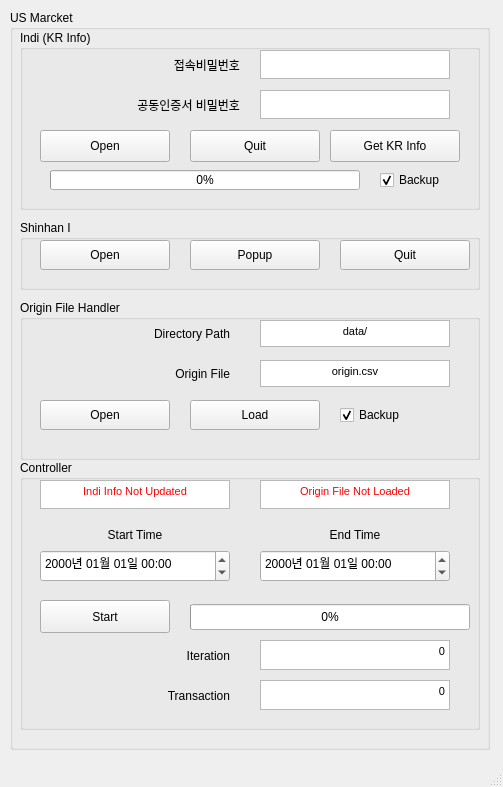
Qt form pm/templates/main.ui (LeoHNLee/portfolio_manager) before a commit.
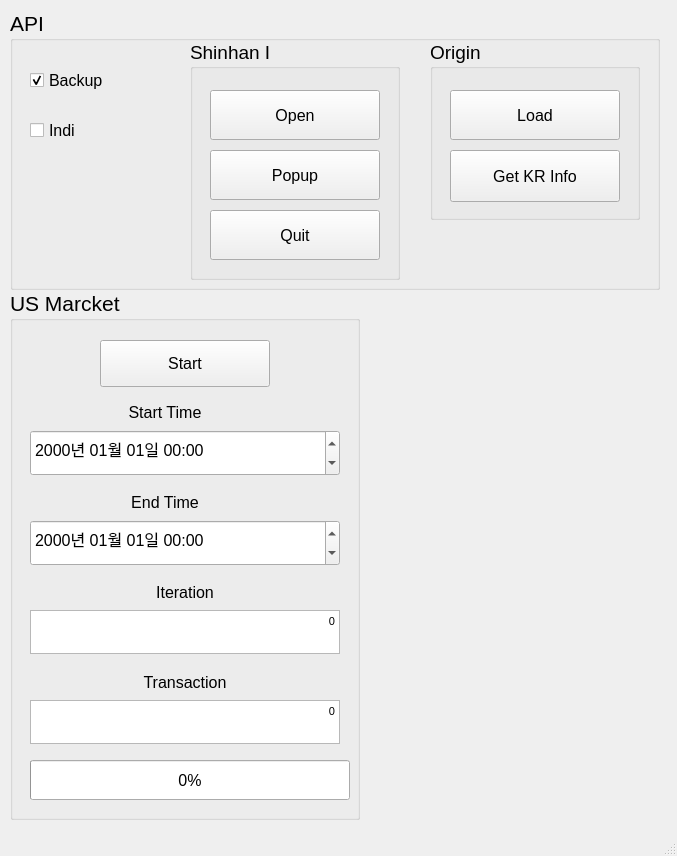
The same form after that commit.

Commit message: [dev] indi open, close & view

Diff of the .ui file:
```diff
--- a/pm/templates/main.ui
+++ b/pm/templates/main.ui
@@ -2,12 +2,15 @@
 <ui version="4.0">
  <class>PM</class>
  <widget class="QMainWindow" name="PM">
+  <property name="enabled">
+   <bool>true</bool>
+  </property>
   <property name="geometry">
    <rect>
     <x>0</x>
     <y>0</y>
-    <width>503</width>
-    <height>787</height>
+    <width>677</width>
+    <height>856</height>
    </rect>
   </property>
   <property name="windowTitle">
@@ -19,202 +22,227 @@
      <rect>
       <x>10</x>
       <y>10</y>
-      <width>480</width>
-      <height>740</height>
+      <width>650</width>
+      <height>280</height>
      </rect>
     </property>
+    <property name="font">
+     <font>
+      <pointsize>16</pointsize>
+     </font>
+    </property>
     <property name="title">
-     <string>US Marcket</string>
+     <string>API</string>
     </property>
-    <widget class="QGroupBox" name="groupBox_3">
+    <widget class="QCheckBox" name="APIIndi_cb">
+     <property name="enabled">
+      <bool>true</bool>
+     </property>
      <property name="geometry">
       <rect>
-       <x>10</x>
-       <y>20</y>
-       <width>460</width>
+       <x>20</x>
+       <y>100</y>
+       <width>140</width>
+       <height>40</height>
+      </rect>
+     </property>
+     <property name="font">
+      <font>
+       <pointsize>12</pointsize>
+      </font>
+     </property>
+     <property name="acceptDrops">
+      <bool>false</bool>
+     </property>
+     <property name="text">
+      <string>Indi</string>
+     </property>
+     <property name="checkable">
+      <bool>true</bool>
+     </property>
+    </widget>
+    <widget class="QCheckBox" name="APIBackup_cb">
+     <property name="geometry">
+      <rect>
+       <x>20</x>
+       <y>50</y>
+       <width>140</width>
+       <height>40</height>
+      </rect>
+     </property>
+     <property name="font">
+      <font>
+       <pointsize>12</pointsize>
+      </font>
+     </property>
+     <property name="mouseTracking">
+      <bool>true</bool>
+     </property>
+     <property name="text">
+      <string>Backup</string>
+     </property>
+     <property name="checked">
+      <bool>true</bool>
+     </property>
+    </widget>
+    <widget class="QGroupBox" name="ShinhanI">
+     <property name="geometry">
+      <rect>
+       <x>180</x>
+       <y>30</y>
+       <width>210</width>
+       <height>240</height>
+      </rect>
+     </property>
+     <property name="font">
+      <font>
+       <pointsize>14</pointsize>
+      </font>
+     </property>
+     <property name="title">
+      <string>Shinhan I</string>
+     </property>
+     <widget class="QPushButton" name="APISHIOpen_pb">
+      <property name="geometry">
+       <rect>
+        <x>20</x>
+        <y>50</y>
+        <width>170</width>
+        <height>50</height>
+       </rect>
+      </property>
+      <property name="font">
+       <font>
+        <pointsize>12</pointsize>
+       </font>
+      </property>
+      <property name="text">
+       <string>Open</string>
+      </property>
+     </widget>
+     <widget class="QPushButton" name="APISHIPopup_pb">
+      <property name="geometry">
+       <rect>
+        <x>20</x>
+        <y>110</y>
+        <width>170</width>
+        <height>50</height>
+       </rect>
+      </property>
+      <property name="font">
+       <font>
+        <pointsize>12</pointsize>
+       </font>
+      </property>
+      <property name="text">
+       <string>Popup</string>
+      </property>
+     </widget>
+     <widget class="QPushButton" name="APISHIQuit_pb">
+      <property name="geometry">
+       <rect>
+        <x>20</x>
+        <y>170</y>
+        <width>170</width>
+        <height>50</height>
+       </rect>
+      </property>
+      <property name="font">
+       <font>
+        <pointsize>12</pointsize>
+       </font>
+      </property>
+      <property name="text">
+       <string>Quit</string>
+      </property>
+     </widget>
+    </widget>
+    <widget class="QGroupBox" name="Origin">
+     <property name="geometry">
+      <rect>
+       <x>420</x>
+       <y>30</y>
+       <width>210</width>
        <height>180</height>
       </rect>
      </property>
+     <property name="font">
+      <font>
+       <pointsize>14</pointsize>
+      </font>
+     </property>
      <property name="title">
-      <string>Indi (KR Info)</string>
+      <string>Origin</string>
      </property>
-     <widget class="QPushButton" name="USIndiOpen_pb">
+     <widget class="QPushButton" name="APIOriginLoad_pb">
       <property name="geometry">
        <rect>
         <x>20</x>
-        <y>100</y>
-        <width>130</width>
-        <height>32</height>
+        <y>50</y>
+        <width>170</width>
+        <height>50</height>
        </rect>
       </property>
+      <property name="font">
+       <font>
+        <pointsize>12</pointsize>
+       </font>
+      </property>
       <property name="text">
-       <string>Open</string>
+       <string>Load</string>
       </property>
      </widget>
-     <widget class="QPushButton" name="USIndiGet_pb">
+     <widget class="QPushButton" name="APIOriginGet_pb">
       <property name="geometry">
        <rect>
-        <x>310</x>
-        <y>100</y>
-        <width>130</width>
-        <height>32</height>
+        <x>20</x>
+        <y>110</y>
+        <width>170</width>
+        <height>52</height>
        </rect>
       </property>
+      <property name="font">
+       <font>
+        <pointsize>12</pointsize>
+       </font>
+      </property>
       <property name="text">
        <string>Get KR Info</string>
       </property>
      </widget>
-     <widget class="QTextEdit" name="textEdit">
-      <property name="geometry">
-       <rect>
-        <x>240</x>
-        <y>20</y>
-        <width>190</width>
-        <height>29</height>
-       </rect>
-      </property>
-      <property name="verticalScrollBarPolicy">
-       <enum>Qt::ScrollBarAlwaysOff</enum>
-      </property>
-      <property name="horizontalScrollBarPolicy">
-       <enum>Qt::ScrollBarAlwaysOff</enum>
-      </property>
-      <property name="undoRedoEnabled">
-       <bool>true</bool>
-      </property>
-      <property name="html">
-       <string>&lt;!DOCTYPE HTML PUBLIC &quot;-//W3C//DTD HTML 4.0//EN&quot; &quot;http://www.w3.org/TR/REC-html40/strict.dtd&quot;&gt;
-&lt;html&gt;&lt;head&gt;&lt;meta name=&quot;qrichtext&quot; content=&quot;1&quot; /&gt;&lt;style type=&quot;text/css&quot;&gt;
-p, li { white-space: pre-wrap; }
-&lt;/style&gt;&lt;/head&gt;&lt;body style=&quot; font-family:'MS Shell Dlg 2'; font-size:8pt; font-weight:400; font-style:normal;&quot;&gt;
-&lt;p style=&quot;-qt-paragraph-type:empty; margin-top:0px; margin-bottom:0px; margin-left:0px; margin-right:0px; -qt-block-indent:0; text-indent:0px;&quot;&gt;&lt;br /&gt;&lt;/p&gt;&lt;/body&gt;&lt;/html&gt;</string>
-      </property>
-      <property name="acceptRichText">
-       <bool>true</bool>
-      </property>
-     </widget>
-     <widget class="QLabel" name="label_5">
-      <property name="geometry">
-       <rect>
-        <x>30</x>
-        <y>20</y>
-        <width>190</width>
-        <height>30</height>
-       </rect>
-      </property>
-      <property name="text">
-       <string>접속비밀번호</string>
-      </property>
-      <property name="alignment">
-       <set>Qt::AlignRight|Qt::AlignTrailing|Qt::AlignVCenter</set>
-      </property>
-     </widget>
-     <widget class="QLabel" name="label_6">
-      <property name="geometry">
-       <rect>
-        <x>30</x>
-        <y>60</y>
-        <width>190</width>
-        <height>30</height>
-       </rect>
-      </property>
-      <property name="text">
-       <string>공동인증서 비밀번호</string>
-      </property>
-      <property name="alignment">
-       <set>Qt::AlignRight|Qt::AlignTrailing|Qt::AlignVCenter</set>
-      </property>
-     </widget>
-     <widget class="QTextEdit" name="textEdit_2">
-      <property name="geometry">
-       <rect>
-        <x>240</x>
-        <y>60</y>
-        <width>190</width>
-        <height>29</height>
-       </rect>
-      </property>
-      <property name="verticalScrollBarPolicy">
-       <enum>Qt::ScrollBarAlwaysOff</enum>
-      </property>
-      <property name="horizontalScrollBarPolicy">
-       <enum>Qt::ScrollBarAlwaysOff</enum>
-      </property>
-      <property name="html">
-       <string>&lt;!DOCTYPE HTML PUBLIC &quot;-//W3C//DTD HTML 4.0//EN&quot; &quot;http://www.w3.org/TR/REC-html40/strict.dtd&quot;&gt;
-&lt;html&gt;&lt;head&gt;&lt;meta name=&quot;qrichtext&quot; content=&quot;1&quot; /&gt;&lt;style type=&quot;text/css&quot;&gt;
-p, li { white-space: pre-wrap; }
-&lt;/style&gt;&lt;/head&gt;&lt;body style=&quot; font-family:'MS Shell Dlg 2'; font-size:8pt; font-weight:400; font-style:normal;&quot;&gt;
-&lt;p style=&quot;-qt-paragraph-type:empty; margin-top:0px; margin-bottom:0px; margin-left:0px; margin-right:0px; -qt-block-indent:0; text-indent:0px;&quot;&gt;&lt;br /&gt;&lt;/p&gt;&lt;/body&gt;&lt;/html&gt;</string>
-      </property>
-     </widget>
-     <widget class="QPushButton" name="USIndiQuit_pb">
-      <property name="geometry">
-       <rect>
-        <x>170</x>
-        <y>100</y>
-        <width>130</width>
-        <height>32</height>
-       </rect>
-      </property>
-      <property name="text">
-       <string>Quit</string>
-      </property>
-     </widget>
-     <widget class="QCheckBox" name="USIndiGetBackup_cb">
-      <property name="geometry">
-       <rect>
-        <x>360</x>
-        <y>140</y>
-        <width>80</width>
-        <height>20</height>
-       </rect>
-      </property>
-      <property name="mouseTracking">
-       <bool>true</bool>
-      </property>
-      <property name="text">
-       <string>Backup</string>
-      </property>
-      <property name="checked">
-       <bool>true</bool>
-      </property>
-     </widget>
-     <widget class="QProgressBar" name="USIndiGet_pbar">
-      <property name="geometry">
-       <rect>
-        <x>30</x>
-        <y>140</y>
-        <width>310</width>
-        <height>20</height>
-       </rect>
-      </property>
-      <property name="value">
-       <number>0</number>
-      </property>
-     </widget>
-    </widget>
-    <widget class="QGroupBox" name="groupBox_4">
+    </widget>
+   </widget>
+   <widget class="QGroupBox" name="US">
      <property name="geometry">
       <rect>
        <x>10</x>
-       <y>450</y>
-       <width>460</width>
-       <height>270</height>
-      </rect>
-     </property>
+      <y>290</y>
+      <width>350</width>
+      <height>530</height>
+     </rect>
+    </property>
+    <property name="font">
+     <font>
+      <pointsize>16</pointsize>
+     </font>
+    </property>
      <property name="title">
-      <string>Controller</string>
+     <string>US Marcket</string>
      </property>
      <widget class="QLabel" name="label_4">
       <property name="geometry">
        <rect>
-        <x>240</x>
-        <y>60</y>
-        <width>190</width>
-        <height>30</height>
-       </rect>
-      </property>
+       <x>20</x>
+       <y>190</y>
+       <width>270</width>
+       <height>44</height>
+      </rect>
+     </property>
+     <property name="font">
+      <font>
+       <pointsize>12</pointsize>
+      </font>
+     </property>
       <property name="text">
        <string>End Time</string>
       </property>
@@ -225,15 +253,20 @@
        <bool>false</bool>
       </property>
      </widget>
-     <widget class="QDateTimeEdit" name="USCntrStartTime_dt">
+    <widget class="QDateTimeEdit" name="USStartTime_dt">
       <property name="geometry">
        <rect>
         <x>20</x>
-        <y>90</y>
-        <width>190</width>
-        <height>32</height>
-       </rect>
-      </property>
+       <y>140</y>
+       <width>310</width>
+       <height>46</height>
+      </rect>
+     </property>
+     <property name="font">
+      <font>
+       <pointsize>12</pointsize>
+      </font>
+     </property>
       <property name="dateTime">
        <datetime>
         <hour>0</hour>
@@ -248,28 +281,38 @@
        <string>yyyy년 MM월 dd일 hh:mm</string>
       </property>
      </widget>
-     <widget class="QDateTimeEdit" name="USCntrEndTime_dt">
+    <widget class="QDateTimeEdit" name="USEndTime_dt">
       <property name="geometry">
        <rect>
-        <x>240</x>
-        <y>90</y>
-        <width>190</width>
-        <height>32</height>
-       </rect>
-      </property>
+       <x>20</x>
+       <y>230</y>
+       <width>310</width>
+       <height>46</height>
+      </rect>
+     </property>
+     <property name="font">
+      <font>
+       <pointsize>12</pointsize>
+      </font>
+     </property>
       <property name="displayFormat">
        <string>yyyy년 MM월 dd일 hh:mm</string>
       </property>
      </widget>
-     <widget class="QPushButton" name="USCntrStart_pb">
+    <widget class="QPushButton" name="USStart_pb">
       <property name="geometry">
        <rect>
-        <x>20</x>
-        <y>140</y>
-        <width>130</width>
-        <height>33</height>
-       </rect>
-      </property>
+       <x>90</x>
+       <y>50</y>
+       <width>170</width>
+       <height>47</height>
+      </rect>
+     </property>
+     <property name="font">
+      <font>
+       <pointsize>12</pointsize>
+      </font>
+     </property>
       <property name="text">
        <string>Start</string>
       </property>
@@ -278,11 +321,16 @@
       <property name="geometry">
        <rect>
         <x>20</x>
-        <y>60</y>
-        <width>190</width>
-        <height>30</height>
-       </rect>
-      </property>
+       <y>100</y>
+       <width>270</width>
+       <height>44</height>
+      </rect>
+     </property>
+     <property name="font">
+      <font>
+       <pointsize>12</pointsize>
+      </font>
+     </property>
       <property name="text">
        <string>Start Time</string>
       </property>
@@ -297,125 +345,76 @@
       <property name="geometry">
        <rect>
         <x>20</x>
-        <y>180</y>
-        <width>190</width>
-        <height>31</height>
-       </rect>
-      </property>
+       <y>280</y>
+       <width>310</width>
+       <height>45</height>
+      </rect>
+     </property>
+     <property name="font">
+      <font>
+       <pointsize>12</pointsize>
+      </font>
+     </property>
       <property name="text">
        <string>Iteration</string>
       </property>
       <property name="alignment">
-       <set>Qt::AlignRight|Qt::AlignTrailing|Qt::AlignVCenter</set>
+      <set>Qt::AlignCenter</set>
       </property>
      </widget>
      <widget class="QLabel" name="label_12">
       <property name="geometry">
        <rect>
         <x>20</x>
-        <y>220</y>
-        <width>190</width>
-        <height>31</height>
-       </rect>
-      </property>
+       <y>370</y>
+       <width>310</width>
+       <height>45</height>
+      </rect>
+     </property>
+     <property name="font">
+      <font>
+       <pointsize>12</pointsize>
+      </font>
+     </property>
       <property name="text">
        <string>Transaction</string>
       </property>
       <property name="alignment">
-       <set>Qt::AlignRight|Qt::AlignTrailing|Qt::AlignVCenter</set>
-      </property>
-     </widget>
-     <widget class="QProgressBar" name="USCntr_pbar">
+      <set>Qt::AlignCenter</set>
+     </property>
+    </widget>
+    <widget class="QProgressBar" name="US_pbar">
       <property name="geometry">
        <rect>
-        <x>170</x>
-        <y>144</y>
-        <width>280</width>
-        <height>26</height>
-       </rect>
-      </property>
+       <x>20</x>
+       <y>470</y>
+       <width>320</width>
+       <height>40</height>
+      </rect>
+     </property>
+     <property name="font">
+      <font>
+       <pointsize>12</pointsize>
+      </font>
+     </property>
       <property name="value">
        <number>0</number>
       </property>
      </widget>
-     <widget class="QTextBrowser" name="USCntrIter_tb">
+    <widget class="QTextBrowser" name="USIter_tb">
       <property name="geometry">
        <rect>
-        <x>240</x>
-        <y>180</y>
-        <width>190</width>
-        <height>30</height>
-       </rect>
-      </property>
-      <property name="verticalScrollBarPolicy">
-       <enum>Qt::ScrollBarAlwaysOff</enum>
-      </property>
-      <property name="horizontalScrollBarPolicy">
-       <enum>Qt::ScrollBarAlwaysOff</enum>
-      </property>
-      <property name="html">
-       <string>&lt;!DOCTYPE HTML PUBLIC &quot;-//W3C//DTD HTML 4.0//EN&quot; &quot;http://www.w3.org/TR/REC-html40/strict.dtd&quot;&gt;
-&lt;html&gt;&lt;head&gt;&lt;meta name=&quot;qrichtext&quot; content=&quot;1&quot; /&gt;&lt;style type=&quot;text/css&quot;&gt;
-p, li { white-space: pre-wrap; }
-&lt;/style&gt;&lt;/head&gt;&lt;body style=&quot; font-family:'MS Shell Dlg 2'; font-size:8pt; font-weight:400; font-style:normal;&quot;&gt;
-&lt;p align=&quot;right&quot; style=&quot; margin-top:0px; margin-bottom:0px; margin-left:0px; margin-right:0px; -qt-block-indent:0; text-indent:0px;&quot;&gt;0&lt;/p&gt;&lt;/body&gt;&lt;/html&gt;</string>
-      </property>
-     </widget>
-     <widget class="QTextBrowser" name="USCntrTrans_tb">
-      <property name="geometry">
-       <rect>
-        <x>240</x>
-        <y>220</y>
-        <width>190</width>
-        <height>30</height>
-       </rect>
-      </property>
-      <property name="verticalScrollBarPolicy">
-       <enum>Qt::ScrollBarAlwaysOff</enum>
-      </property>
-      <property name="horizontalScrollBarPolicy">
-       <enum>Qt::ScrollBarAlwaysOff</enum>
-      </property>
-      <property name="html">
-       <string>&lt;!DOCTYPE HTML PUBLIC &quot;-//W3C//DTD HTML 4.0//EN&quot; &quot;http://www.w3.org/TR/REC-html40/strict.dtd&quot;&gt;
-&lt;html&gt;&lt;head&gt;&lt;meta name=&quot;qrichtext&quot; content=&quot;1&quot; /&gt;&lt;style type=&quot;text/css&quot;&gt;
-p, li { white-space: pre-wrap; }
-&lt;/style&gt;&lt;/head&gt;&lt;body style=&quot; font-family:'MS Shell Dlg 2'; font-size:8pt; font-weight:400; font-style:normal;&quot;&gt;
-&lt;p align=&quot;right&quot; style=&quot; margin-top:0px; margin-bottom:0px; margin-left:0px; margin-right:0px; -qt-block-indent:0; text-indent:0px;&quot;&gt;0&lt;/p&gt;&lt;/body&gt;&lt;/html&gt;</string>
-      </property>
-     </widget>
-     <widget class="QTextEdit" name="USCntrIndiStatus_tb">
-      <property name="geometry">
-       <rect>
         <x>20</x>
-        <y>20</y>
-        <width>190</width>
-        <height>29</height>
-       </rect>
-      </property>
-      <property name="verticalScrollBarPolicy">
-       <enum>Qt::ScrollBarAlwaysOff</enum>
-      </property>
-      <property name="horizontalScrollBarPolicy">
-       <enum>Qt::ScrollBarAlwaysOff</enum>
-      </property>
-      <property name="html">
-       <string>&lt;!DOCTYPE HTML PUBLIC &quot;-//W3C//DTD HTML 4.0//EN&quot; &quot;http://www.w3.org/TR/REC-html40/strict.dtd&quot;&gt;
-&lt;html&gt;&lt;head&gt;&lt;meta name=&quot;qrichtext&quot; content=&quot;1&quot; /&gt;&lt;style type=&quot;text/css&quot;&gt;
-p, li { white-space: pre-wrap; }
-&lt;/style&gt;&lt;/head&gt;&lt;body style=&quot; font-family:'MS Shell Dlg 2'; font-size:8pt; font-weight:400; font-style:normal;&quot;&gt;
-&lt;p align=&quot;center&quot; style=&quot; margin-top:0px; margin-bottom:0px; margin-left:0px; margin-right:0px; -qt-block-indent:0; text-indent:0px;&quot;&gt;&lt;span style=&quot; color:#ff0000;&quot;&gt;Indi Info Not Updated&lt;/span&gt;&lt;/p&gt;&lt;/body&gt;&lt;/html&gt;</string>
-      </property>
-     </widget>
-     <widget class="QTextEdit" name="USCntrOriginStatus_tb">
-      <property name="geometry">
-       <rect>
-        <x>240</x>
-        <y>20</y>
-        <width>190</width>
-        <height>29</height>
-       </rect>
-      </property>
+       <y>320</y>
+       <width>310</width>
+       <height>44</height>
+      </rect>
+     </property>
+     <property name="font">
+      <font>
+       <pointsize>12</pointsize>
+      </font>
+     </property>
       <property name="verticalScrollBarPolicy">
        <enum>Qt::ScrollBarAlwaysOff</enum>
       </property>
@@ -426,84 +425,24 @@
        <string>&lt;!DOCTYPE HTML PUBLIC &quot;-//W3C//DTD HTML 4.0//EN&quot; &quot;http://www.w3.org/TR/REC-html40/strict.dtd&quot;&gt;
 &lt;html&gt;&lt;head&gt;&lt;meta name=&quot;qrichtext&quot; content=&quot;1&quot; /&gt;&lt;style type=&quot;text/css&quot;&gt;
 p, li { white-space: pre-wrap; }
-&lt;/style&gt;&lt;/head&gt;&lt;body style=&quot; font-family:'MS Shell Dlg 2'; font-size:8pt; font-weight:400; font-style:normal;&quot;&gt;
-&lt;p align=&quot;center&quot; style=&quot; margin-top:0px; margin-bottom:0px; margin-left:0px; margin-right:0px; -qt-block-indent:0; text-indent:0px;&quot;&gt;&lt;span style=&quot; color:#ff0000;&quot;&gt;Origin File Not Loaded&lt;/span&gt;&lt;/p&gt;&lt;/body&gt;&lt;/html&gt;</string>
-      </property>
-     </widget>
-    </widget>
-    <widget class="QGroupBox" name="groupBox_5">
+&lt;/style&gt;&lt;/head&gt;&lt;body style=&quot; font-family:'MS Shell Dlg 2'; font-size:12pt; font-weight:400; font-style:normal;&quot;&gt;
+&lt;p align=&quot;right&quot; style=&quot; margin-top:0px; margin-bottom:0px; margin-left:0px; margin-right:0px; -qt-block-indent:0; text-indent:0px;&quot;&gt;&lt;span style=&quot; font-size:8pt;&quot;&gt;0&lt;/span&gt;&lt;/p&gt;&lt;/body&gt;&lt;/html&gt;</string>
+     </property>
+    </widget>
+    <widget class="QTextBrowser" name="USTrans_tb">
      <property name="geometry">
       <rect>
-       <x>10</x>
-       <y>210</y>
-       <width>460</width>
-       <height>70</height>
-      </rect>
-     </property>
-     <property name="title">
-      <string>Shinhan I</string>
-     </property>
-     <widget class="QPushButton" name="USSHIOpen_pb">
-      <property name="geometry">
-       <rect>
         <x>20</x>
-        <y>20</y>
-        <width>130</width>
-        <height>30</height>
-       </rect>
-      </property>
-      <property name="text">
-       <string>Open</string>
-      </property>
-     </widget>
-     <widget class="QPushButton" name="USSHIQuit_pb">
-      <property name="geometry">
-       <rect>
-        <x>320</x>
-        <y>20</y>
-        <width>130</width>
-        <height>30</height>
-       </rect>
-      </property>
-      <property name="text">
-       <string>Quit</string>
-      </property>
-     </widget>
-     <widget class="QPushButton" name="USSHIPoupu_pb">
-      <property name="geometry">
-       <rect>
-        <x>170</x>
-        <y>20</y>
-        <width>130</width>
-        <height>30</height>
-       </rect>
-      </property>
-      <property name="text">
-       <string>Popup</string>
-      </property>
-     </widget>
-    </widget>
-    <widget class="QGroupBox" name="groupBox_6">
-     <property name="geometry">
-      <rect>
-       <x>10</x>
-       <y>290</y>
-       <width>460</width>
-       <height>160</height>
-      </rect>
-     </property>
-     <property name="title">
-      <string>Origin File Handler</string>
-     </property>
-     <widget class="QTextEdit" name="USOriginDir_tb">
-      <property name="geometry">
-       <rect>
-        <x>240</x>
-        <y>20</y>
-        <width>190</width>
-        <height>27</height>
-       </rect>
-      </property>
+       <y>410</y>
+       <width>310</width>
+       <height>44</height>
+      </rect>
+     </property>
+     <property name="font">
+      <font>
+       <pointsize>12</pointsize>
+      </font>
+     </property>
       <property name="verticalScrollBarPolicy">
        <enum>Qt::ScrollBarAlwaysOff</enum>
       </property>
@@ -514,110 +453,9 @@
        <string>&lt;!DOCTYPE HTML PUBLIC &quot;-//W3C//DTD HTML 4.0//EN&quot; &quot;http://www.w3.org/TR/REC-html40/strict.dtd&quot;&gt;
 &lt;html&gt;&lt;head&gt;&lt;meta name=&quot;qrichtext&quot; content=&quot;1&quot; /&gt;&lt;style type=&quot;text/css&quot;&gt;
 p, li { white-space: pre-wrap; }
-&lt;/style&gt;&lt;/head&gt;&lt;body style=&quot; font-family:'MS Shell Dlg 2'; font-size:8pt; font-weight:400; font-style:normal;&quot;&gt;
-&lt;p align=&quot;center&quot; style=&quot; margin-top:0px; margin-bottom:0px; margin-left:0px; margin-right:0px; -qt-block-indent:0; text-indent:0px;&quot;&gt;data/&lt;/p&gt;&lt;/body&gt;&lt;/html&gt;</string>
-      </property>
-     </widget>
-     <widget class="QTextEdit" name="USOriginFile_tb">
-      <property name="geometry">
-       <rect>
-        <x>240</x>
-        <y>60</y>
-        <width>190</width>
-        <height>27</height>
-       </rect>
-      </property>
-      <property name="verticalScrollBarPolicy">
-       <enum>Qt::ScrollBarAlwaysOff</enum>
-      </property>
-      <property name="horizontalScrollBarPolicy">
-       <enum>Qt::ScrollBarAlwaysOff</enum>
-      </property>
-      <property name="html">
-       <string>&lt;!DOCTYPE HTML PUBLIC &quot;-//W3C//DTD HTML 4.0//EN&quot; &quot;http://www.w3.org/TR/REC-html40/strict.dtd&quot;&gt;
-&lt;html&gt;&lt;head&gt;&lt;meta name=&quot;qrichtext&quot; content=&quot;1&quot; /&gt;&lt;style type=&quot;text/css&quot;&gt;
-p, li { white-space: pre-wrap; }
-&lt;/style&gt;&lt;/head&gt;&lt;body style=&quot; font-family:'MS Shell Dlg 2'; font-size:8pt; font-weight:400; font-style:normal;&quot;&gt;
-&lt;p align=&quot;center&quot; style=&quot; margin-top:0px; margin-bottom:0px; margin-left:0px; margin-right:0px; -qt-block-indent:0; text-indent:0px;&quot;&gt;origin.csv&lt;/p&gt;&lt;/body&gt;&lt;/html&gt;</string>
-      </property>
-     </widget>
-     <widget class="QPushButton" name="USOriginFileOpen_pb">
-      <property name="geometry">
-       <rect>
-        <x>20</x>
-        <y>100</y>
-        <width>130</width>
-        <height>30</height>
-       </rect>
-      </property>
-      <property name="text">
-       <string>Open</string>
-      </property>
-     </widget>
-     <widget class="QLabel" name="USOriginDir_lb">
-      <property name="geometry">
-       <rect>
-        <x>20</x>
-        <y>20</y>
-        <width>190</width>
-        <height>28</height>
-       </rect>
-      </property>
-      <property name="text">
-       <string>Directory Path</string>
-      </property>
-      <property name="alignment">
-       <set>Qt::AlignRight|Qt::AlignTrailing|Qt::AlignVCenter</set>
-      </property>
-     </widget>
-     <widget class="QLabel" name="label_9">
-      <property name="geometry">
-       <rect>
-        <x>20</x>
-        <y>60</y>
-        <width>190</width>
-        <height>28</height>
-       </rect>
-      </property>
-      <property name="text">
-       <string>Origin File</string>
-      </property>
-      <property name="alignment">
-       <set>Qt::AlignRight|Qt::AlignTrailing|Qt::AlignVCenter</set>
-      </property>
-     </widget>
-     <widget class="QPushButton" name="USOriginFileLoad_pb">
-      <property name="geometry">
-       <rect>
-        <x>170</x>
-        <y>100</y>
-        <width>130</width>
-        <height>30</height>
-       </rect>
-      </property>
-      <property name="text">
-       <string>Load</string>
-      </property>
-     </widget>
-     <widget class="QCheckBox" name="USOriginShowBackup_cb">
-      <property name="geometry">
-       <rect>
-        <x>320</x>
-        <y>100</y>
-        <width>100</width>
-        <height>30</height>
-       </rect>
-      </property>
-      <property name="mouseTracking">
-       <bool>true</bool>
-      </property>
-      <property name="text">
-       <string>Backup</string>
-      </property>
-      <property name="checked">
-       <bool>true</bool>
-      </property>
-     </widget>
+&lt;/style&gt;&lt;/head&gt;&lt;body style=&quot; font-family:'MS Shell Dlg 2'; font-size:12pt; font-weight:400; font-style:normal;&quot;&gt;
+&lt;p align=&quot;right&quot; style=&quot; margin-top:0px; margin-bottom:0px; margin-left:0px; margin-right:0px; -qt-block-indent:0; text-indent:0px;&quot;&gt;&lt;span style=&quot; font-size:8pt;&quot;&gt;0&lt;/span&gt;&lt;/p&gt;&lt;/body&gt;&lt;/html&gt;</string>
+     </property>
     </widget>
    </widget>
   </widget>
```
Left out of the diff: 2 changed lines with no effect on the pictures. Lines whose indentation alone changed are shown as unchanged. The commit also changes 5 other files.
